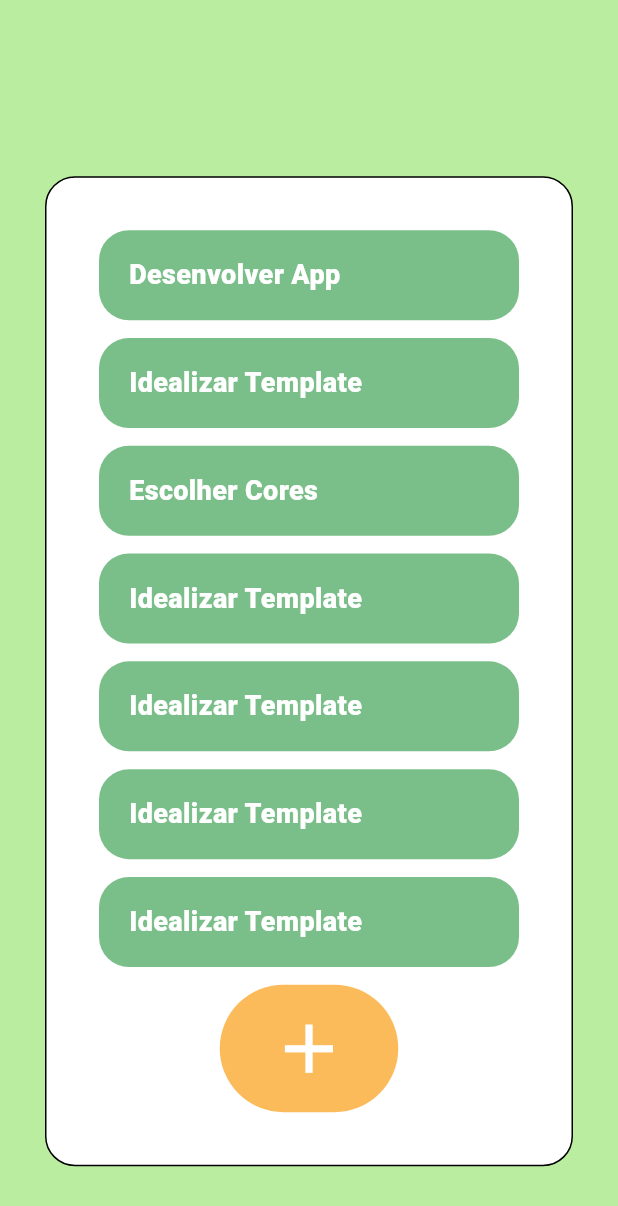
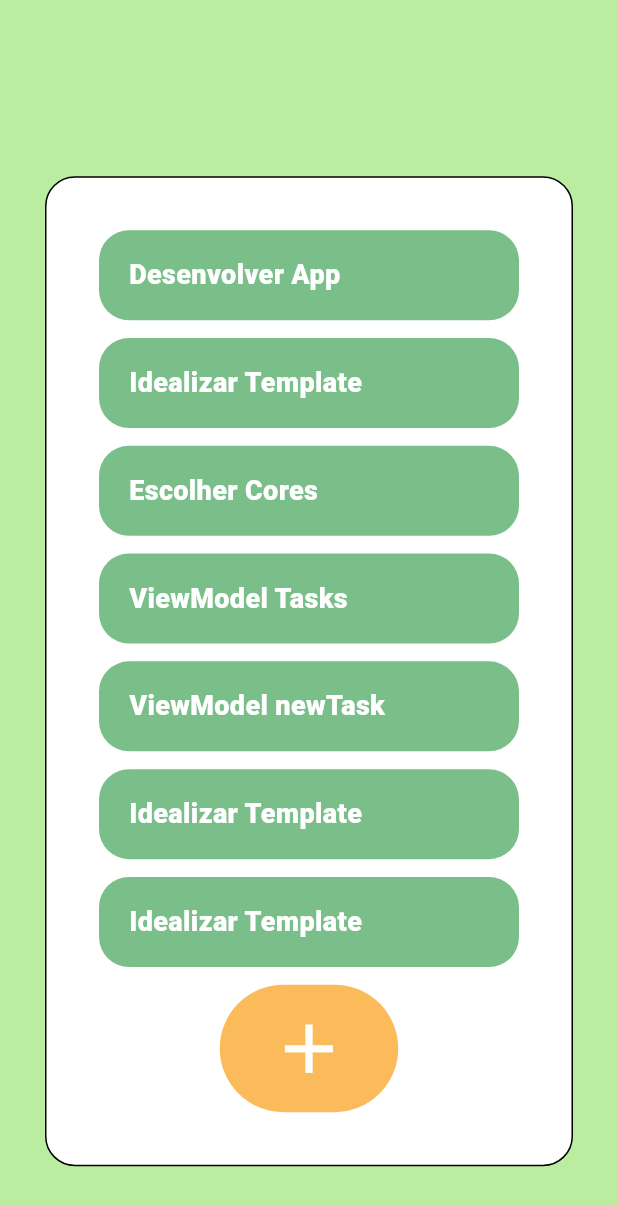
Before and after one commit to marconetsf/pomodoro, a Flutter app: the screen it shows after launch, scrolled down 576 dp, on a phone screen of 412 x 824 dp. Shown: the top 1206 px of the screen. Run offline on Flutter 3.47's test engine with Material 2 defaults, Android fonts, the phone set to English and light mode, and no system bars.

Commit message:
Update tasks_list_page.dart

```diff
--- a/lib/view/tasks_list_page.dart
+++ b/lib/view/tasks_list_page.dart
@@ -32,8 +32,8 @@ class _TasksListPageState extends State<TasksListPage> {
                   taskCard("Desenvolver App"),
                   taskCard("Idealizar Template"),
                   taskCard("Escolher Cores"),
-                  taskCard("Idealizar Template"),
-                  taskCard("Idealizar Template"),
+                  taskCard("ViewModel Tasks"),
+                  taskCard("ViewModel newTask"),
                   taskCard("Idealizar Template"),
                   taskCard("Idealizar Template"),
                   TextButton(
```
